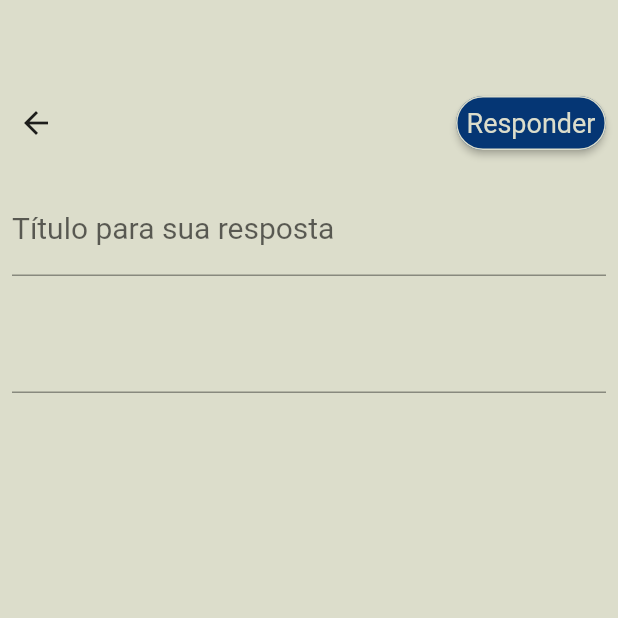
After one commit to dju4mota/Habitat, a Flutter app: the AnswerView screen opened by its route, on a phone screen of 412 x 824 dp, the top half of it. The commit adds this screen. Run offline on Flutter 3.47's test engine with Material 2 defaults, Android fonts, the phone set to English and light mode, and no system bars; our stand-ins replace carousel_slider, cloud_firestore, firebase_auth, firebase_core; accounts and stored records are empty.

Commit message:
Implementando Create das respostas

```diff
--- a/habitat/lib/main.dart
+++ b/habitat/lib/main.dart
@@ -2,6 +2,7 @@ import 'package:firebase_core/firebase_core.dart';
 import 'package:flutter/material.dart';
 import 'package:habitat/src/backend/AuthCheck.dart';
 import 'package:habitat/src/backend/AuthService.dart';
+import 'package:habitat/src/view/AnswerView.dart';
 import 'package:habitat/src/view/HomeView.dart';
 import 'package:habitat/src/view/LoginPage.dart';
 import 'package:habitat/src/view/PostingListView.dart';
@@ -9,6 +10,7 @@ import 'package:habitat/src/view/PostingPlaceView.dart';
 import 'package:habitat/src/view/PostingView.dart';
 import 'package:habitat/src/view/ProfileView.dart';
 import 'package:habitat/src/view/QuestionList.dart';
+import 'package:habitat/src/view/QuestionView.dart';
 import 'package:habitat/src/view/RegisterView.dart';
 import 'package:habitat/src/view/SubjectsAllView.dart';
 import 'package:provider/provider.dart';
@@ -47,6 +49,8 @@ class MyApp extends StatelessWidget {
         '/profile': (context) => ProfileView(),
         '/postingList': (context) => PostingListView(),
         '/subjectsall': (context) => SubjectsAllView(),
+        '/questionView': (context) => QuestionView(),
+        '/answerView': (context) => AnswerView(),
       },
       // home: AuthCheck(),
     );
--- a/habitat/lib/src/controler/ReadController.dart
+++ b/habitat/lib/src/controler/ReadController.dart
@@ -1,11 +1,14 @@
 import 'package:habitat/src/models/Question.dart';
 import 'package:habitat/src/models/Subjects.dart';
+
+import '../models/Answer.dart';
 
 class ReadController {
   static final ReadController _control = ReadController._internal();
 
   late Subject subject;
   late Question question;
+  late Answer answer;
 
   factory ReadController() {
     return _control;
--- /dev/null
+++ b/habitat/lib/src/models/Answer.dart
@@ -0,0 +1,7 @@
+class Answer {
+  late String title;
+  late String description;
+  late String id;
+
+  Answer({required this.title, required this.description, required this.id});
+}
--- /dev/null
+++ b/habitat/lib/src/view/AnswerView.dart
@@ -0,0 +1,106 @@
+import 'package:cloud_firestore/cloud_firestore.dart';
+import 'package:flutter/material.dart';
+import 'package:habitat/src/controler/ReadController.dart';
+import 'package:habitat/src/widgets/ButtonElipse.dart';
+
+import '../backend/db_firestore.dart';
+import '../models/Answer.dart';
+import 'package:uuid/uuid.dart';
+
+class AnswerView extends StatefulWidget {
+  @override
+  State<AnswerView> createState() => _AnswerViewState();
+}
+
+class _AnswerViewState extends State<AnswerView> {
+  final formKey = GlobalKey<FormState>();
+
+  late FirebaseFirestore db = DBFirestore.get();
+
+  final titleController = TextEditingController();
+  final answerController = TextEditingController();
+  final ReadController readControl = ReadController();
+  final uuid = Uuid();
+
+  postAnswer() {
+    createAnswer(context);
+    Navigator.popUntil(context, ModalRoute.withName('/home'));
+  }
+
+  createAnswer(BuildContext context) {
+    db
+        .collection(
+            "/Faculdade/inatel/subjects/${readControl.subject.title}/questions/${readControl.question.id}/answers")
+        .doc(readControl.answer.id)
+        .set({
+      '"title"': '"${readControl.answer.title}"',
+      '"description"': '"${readControl.answer.description}"',
+      '"id"': '"${readControl.answer.id}"',
+    });
+  }
+
+  @override
+  Widget build(BuildContext context) {
+    return Scaffold(
+      backgroundColor: const Color.fromARGB(255, 220, 221, 203),
+      body: SingleChildScrollView(
+        child: Column(
+          children: [
+            const SizedBox(height: 50),
+            Row(
+              mainAxisAlignment: MainAxisAlignment.spaceBetween,
+              children: [
+                IconButton(
+                  icon: Icon(Icons.arrow_back),
+                  onPressed: () => Navigator.of(context).pop(),
+                ),
+                ButtonElipse(
+                  "Responder",
+                  () {
+                    readControl.answer = Answer(
+                      id: uuid.v4(),
+                      title: titleController.text,
+                      description: answerController.text,
+                    );
+                    postAnswer();
+                    Navigator.of(context).pop();
+                  },
+                  width: 100,
+                  fontSize: 18,
+                  backgroundColor: const Color.fromARGB(255, 5, 54, 116),
+                  fontColor: const Color.fromARGB(255, 220, 221, 203),
+                ),
+              ],
+            ),
+            Form(
+                key: formKey,
+                child: Column(
+                  children: [
+                    Padding(
+                      padding: const EdgeInsets.all(8.0),
+                      child: TextFormField(
+                        controller: titleController,
+                        decoration: const InputDecoration(
+                          labelText: "Título para sua resposta",
+                          labelStyle: TextStyle(fontSize: 20),
+                          border: null,
+                        ),
+                      ),
+                    ),
+                    Padding(
+                      padding: const EdgeInsets.all(8.0),
+                      child: TextFormField(
+                        keyboardType: TextInputType.multiline,
+                        minLines: 2,
+                        maxLines: 15,
+                        controller: answerController,
+                      ),
+                    ),
+                  ],
+                ))
+          ],
+        ),
+      ),
+    );
+  }
+}
```
Also changed, not shown: habitat/lib/src/view/QuestionView.dart (+15 -2 lines).
